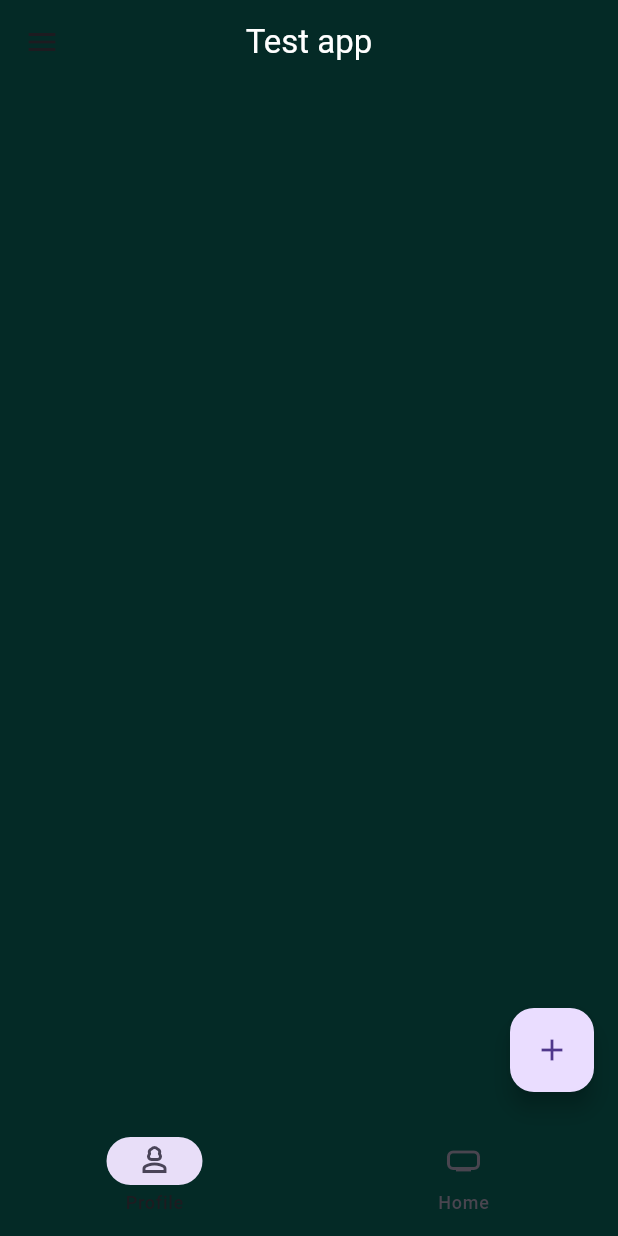
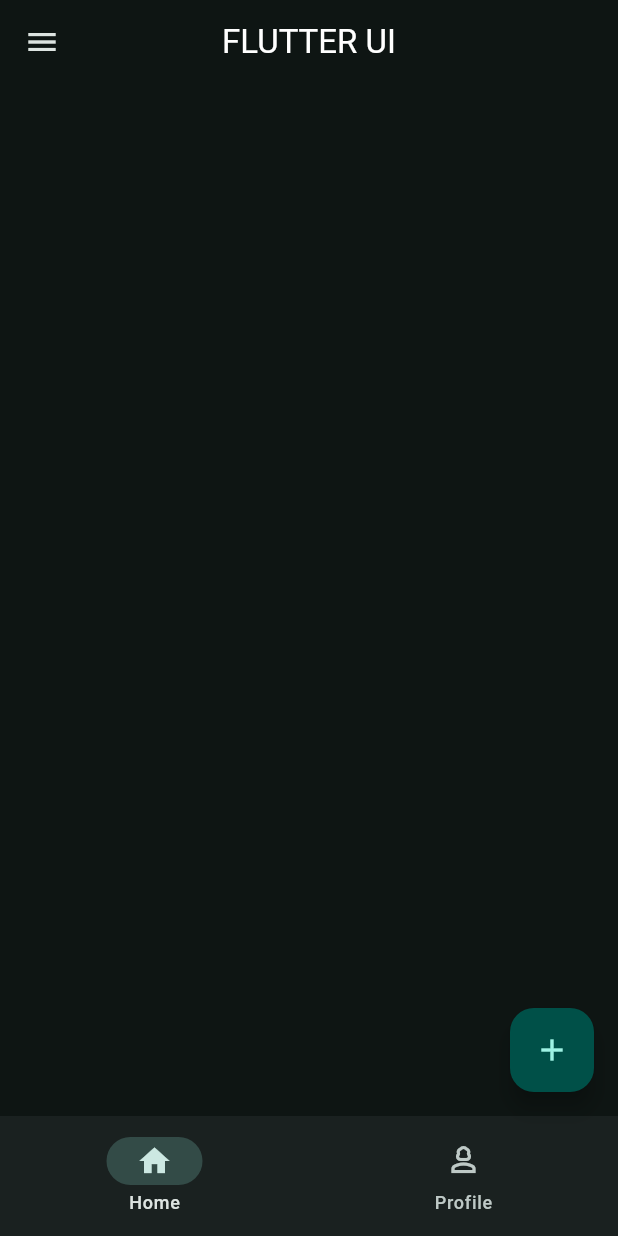
Before and after one commit to Musakhan22/Flutterpro, a Flutter app: the screen it shows after launch, on a phone screen of 412 x 824 dp. Run offline on Flutter 3.47's test engine with Material 3 defaults, Android fonts, the light colour scheme and no system bars.

Commit message:
added new changes 1.0

```diff
--- a/lib/main.dart
+++ b/lib/main.dart
@@ -1,4 +1,5 @@
 import 'package:appplusidea/screens/homeScreen.dart';
+import 'package:appplusidea/screens/widget_tree.dart';
 import 'package:flutter/material.dart';
 
 void main() {
@@ -11,9 +12,14 @@ class MyApp extends StatelessWidget {
   // This widget is the root of your application.
   @override
   Widget build(BuildContext context) {
-    return const MaterialApp(
+    return MaterialApp(
+      theme: ThemeData(
+          colorScheme: ColorScheme.fromSeed(
+        seedColor: Colors.teal,
+        brightness: Brightness.dark,
+      )),
       title: 'Flutter BEST APP',
-      home: Homescreen(),
+      home: WidgetTree(),
     );
   }
 }
--- a/lib/screens/homeScreen.dart
+++ b/lib/screens/homeScreen.dart
@@ -1,3 +1,5 @@
+import 'package:appplusidea/screens/widget_tree.dart';
+import 'package:appplusidea/widget/NavBar_widget.dart';
 import 'package:flutter/material.dart';
 
 class Homescreen extends StatefulWidget {
@@ -10,49 +12,12 @@ class Homescreen extends StatefulWidget {
 class _HomescreenState extends State<Homescreen> {
   @override
   Widget build(BuildContext context) {
-    return MaterialApp(
-      home: Scaffold(
-        backgroundColor: const Color.fromARGB(255, 4, 42, 38),
-        floatingActionButton: FloatingActionButton(
-          onPressed: () {},
-          child: const Icon(Icons.add),
-        ),
-        drawer: const Drawer(
-          child: Column(
-            children: [
-              DrawerHeader(child: Text('DRAW')),
-              ListTile(
-                title: Text('logout'),
-              ),
-            ],
-          ),
-        ),
-        appBar: AppBar(
-          title: const Text(
-            'Test app',
-            style: TextStyle(color: Colors.white),
-          ),
-          centerTitle: true,
-          backgroundColor: const Color.fromARGB(255, 4, 42, 38),
-        ),
-        bottomNavigationBar: NavigationBar(
-          // selectedIndex: ,
-          onDestinationSelected: (value) {
-            if (value == 0) {
-            } else {}
-          },
-          destinations: const [
-            NavigationDestination(
-                icon: Icon(Icons.person_3_outlined), label: 'Profile'),
-            NavigationDestination(
-                icon: Icon(Icons.home_max_outlined), label: 'Home')
-          ],
-          backgroundColor: Colors.transparent,
-        ),
-        body: const Column(
-          children: [],
-        ),
+    return Scaffold(
+        body: const Center(
+      child: Text(
+        'HOME PAGE',
+        style: TextStyle(color: Colors.white),
       ),
-    );
+    ));
   }
 }
--- /dev/null
+++ b/lib/screens/widget_tree.dart
@@ -0,0 +1,34 @@
+import 'package:appplusidea/widget/NavBar_widget.dart';
+import 'package:flutter/material.dart';
+
+class WidgetTree extends StatelessWidget {
+  const WidgetTree({super.key});
+
+  @override
+  Widget build(BuildContext context) {
+    return Scaffold(
+      floatingActionButton: FloatingActionButton(
+        onPressed: () {},
+        child: const Icon(Icons.add),
+      ),
+      drawer: const Drawer(
+        child: Column(
+          children: [
+            DrawerHeader(child: Text('DRAW')),
+            ListTile(
+              title: Text('logout'),
+            ),
+          ],
+        ),
+      ),
+      appBar: AppBar(
+        title: const Text(
+          'FLUTTER UI',
+          style: TextStyle(color: Colors.white),
+        ),
+        centerTitle: true,
+      ),
+      bottomNavigationBar: NavbarWidget(),
+    );
+  }
+}
--- /dev/null
+++ b/lib/widget/NavBar_widget.dart
@@ -0,0 +1,29 @@
+import 'package:flutter/material.dart';
+
+class NavbarWidget extends StatefulWidget {
+  NavbarWidget({super.key});
+
+  @override
+  State<NavbarWidget> createState() => _NavbarWidgetState();
+}
+
+class _NavbarWidgetState extends State<NavbarWidget> {
+  int currentIndex = 0;
+
+  @override
+  Widget build(BuildContext context) {
+    return NavigationBar(
+      selectedIndex: currentIndex,
+      onDestinationSelected: (value) {
+        setState(() {
+          currentIndex = value;
+        });
+      },
+      destinations: const [
+        NavigationDestination(icon: Icon(Icons.home), label: 'Home'),
+        NavigationDestination(
+            icon: Icon(Icons.person_3_outlined), label: 'Profile'),
+      ],
+    );
+  }
+}
```
Also changed, not shown: lib/screens/profileScreen.dart (added, +19 -0 lines), pubspec.lock, 8 other files.
